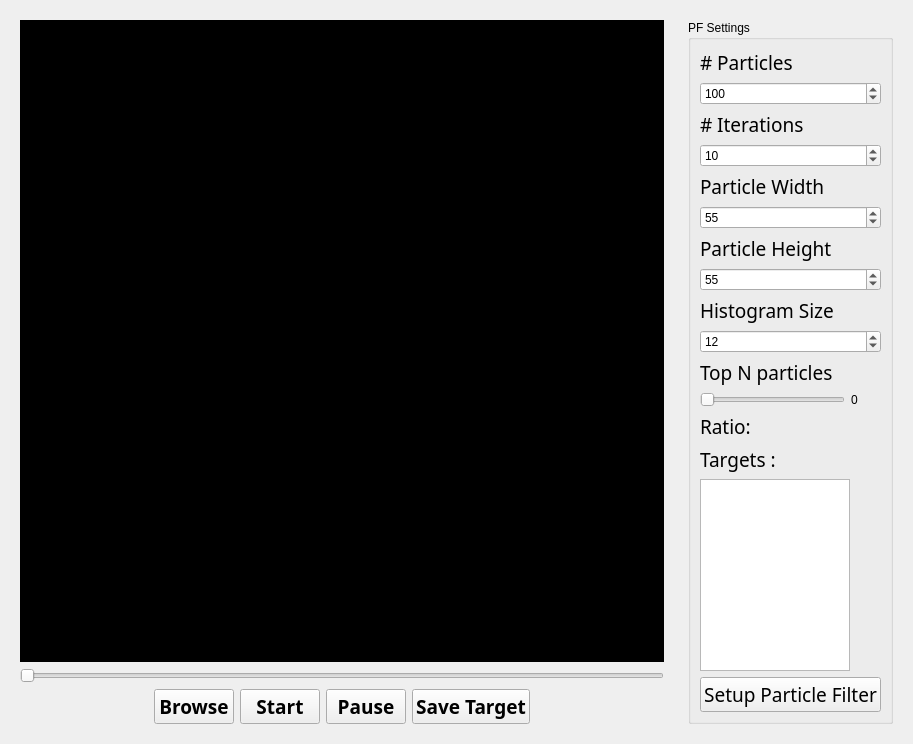
Qt form modules/tracking/particlefilter/ParticleFilterWidgetGui.ui (Boazrciasn/RDFramework) before a commit.
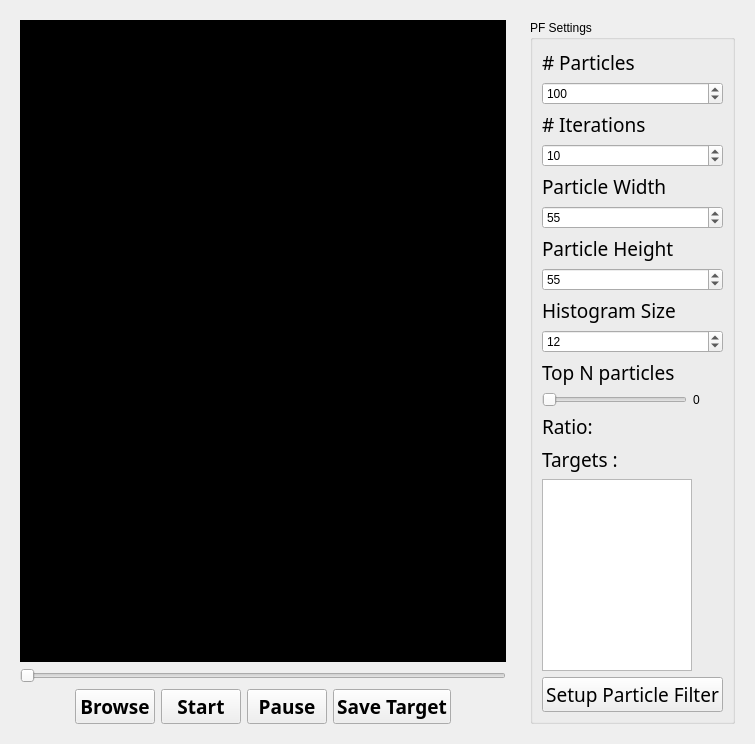
The same form after that commit.

```diff
--- a/modules/tracking/particlefilter/ParticleFilterWidgetGui.ui
+++ b/modules/tracking/particlefilter/ParticleFilterWidgetGui.ui
@@ -6,7 +6,7 @@
    <rect>
     <x>0</x>
     <y>0</y>
-    <width>913</width>
+    <width>755</width>
     <height>685</height>
    </rect>
   </property>
```
Left out of the diff: 40 changed lines with no effect on the pictures.
